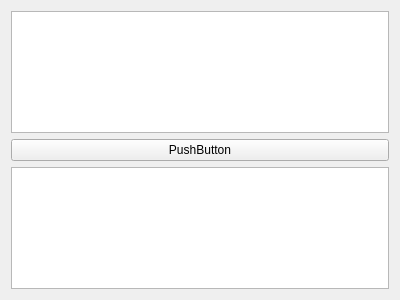
ppitu/ContractApp, file contractapp/Widget/PatternWidget.ui: the form before one commit.
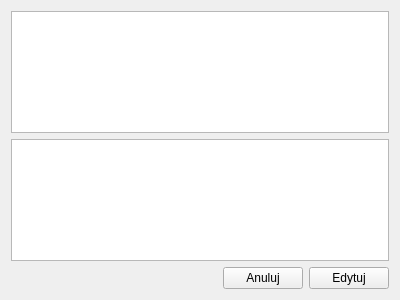
The form after the commit.

```diff
--- a/contractapp/Widget/PatternWidget.ui
+++ b/contractapp/Widget/PatternWidget.ui
@@ -17,19 +17,43 @@
    <item>
     <widget class="QTableView" name="grdPattern"/>
    </item>
-   <item>
-    <widget class="QPushButton" name="edit">
-     <property name="text">
-      <string>PushButton</string>
-     </property>
-    </widget>
-   </item>
    <item>
     <layout class="QHBoxLayout" name="horizontalLayout"/>
    </item>
    <item>
     <widget class="QPlainTextEdit" name="plainTextEdit"/>
    </item>
+   <item>
+    <layout class="QHBoxLayout" name="horizontalLayout_2">
+     <item>
+      <spacer name="horizontalSpacer">
+       <property name="orientation">
+        <enum>Qt::Horizontal</enum>
+       </property>
+       <property name="sizeHint" stdset="0">
+        <size>
+         <width>40</width>
+         <height>20</height>
+        </size>
+       </property>
+      </spacer>
+     </item>
+     <item>
+      <widget class="QPushButton" name="btnCancel">
+       <property name="text">
+        <string>Anuluj</string>
+       </property>
+      </widget>
+     </item>
+     <item>
+      <widget class="QPushButton" name="btnEditSave">
+       <property name="text">
+        <string>Edytuj</string>
+       </property>
+      </widget>
+     </item>
+    </layout>
+   </item>
   </layout>
  </widget>
  <resources/>
```
